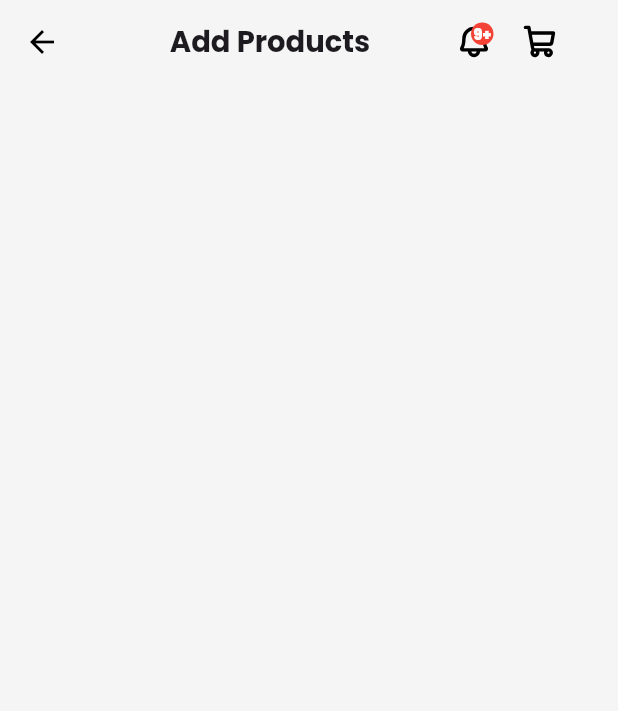
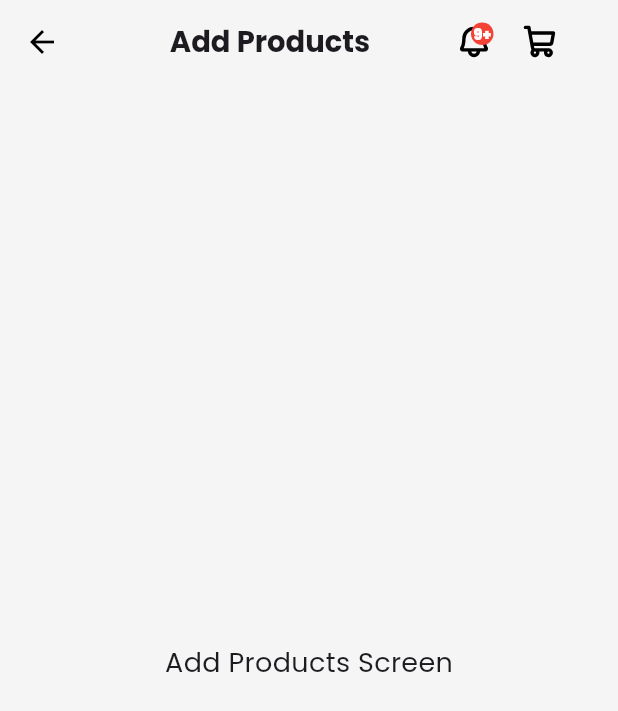
Before and after one commit to rameeswafra/mo_mobile_app, a Flutter app: the AddProductScreen screen opened directly, on a phone screen of 412 x 824 dp. Shown: the top 711 px of the screen. Run offline on Flutter 3.47's test engine with Material 3 defaults, Android fonts, the phone set to English and light mode, and no system bars; our stand-ins replace carousel_slider, flutter_screenutil, flutter_svg, google_fonts, phosphor_flutter, sizer.

Commit message:
Add Products Screen

```diff
--- a/lib/screens/add_product.dart
+++ b/lib/screens/add_product.dart
@@ -1,22 +1,27 @@
 import 'package:flutter/material.dart';
-import 'package:mo_app/widgets/common_app_bar.dart';
+import '../widgets/common_app_bar.dart';
 
-class AddProductScreen extends StatefulWidget {
+class AddProductScreen extends StatelessWidget {
   const AddProductScreen({super.key});
 
   @override
-  State<AddProductScreen> createState() => _AddProductScreenState();
-}
+  Widget build(BuildContext context) {
+    final isDark = Theme.of(context).brightness == Brightness.dark;
+    final bgColor = isDark ? Colors.grey[900] : Colors.grey[100];
 
-class _AddProductScreenState extends State<AddProductScreen> {
-  @override
-  Widget build(BuildContext context) {
     return Scaffold(
-      backgroundColor: Colors.grey.shade100,
-      appBar:CommonAppBar(isHomePage: false,
+      backgroundColor: bgColor,
+      appBar: const CommonAppBar(
+        isHomePage: false,
         isProductListPage: true,
-      title: "Add Products",
-      ) ,
+        title: "Add Products",
+      ),
+      body: const Center(
+        child: Text(
+          "Add Products Screen",
+          style: TextStyle(fontSize: 18),
+        ),
+      ),
     );
   }
 }
```
